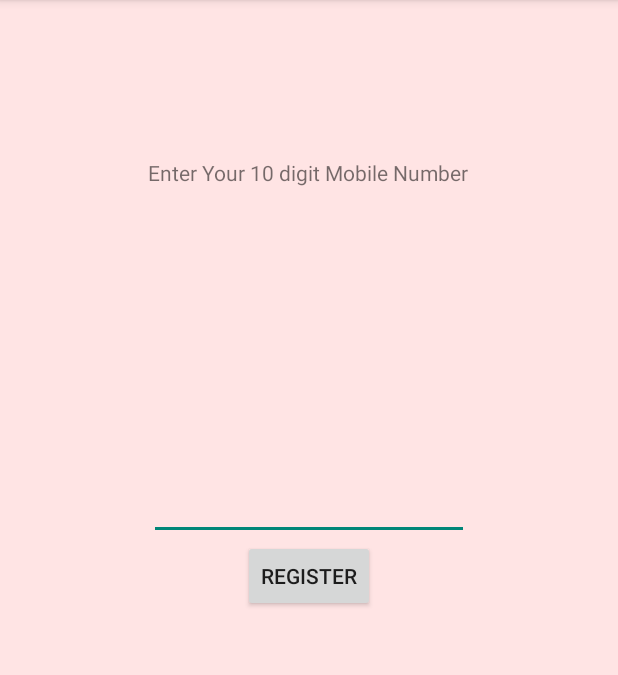
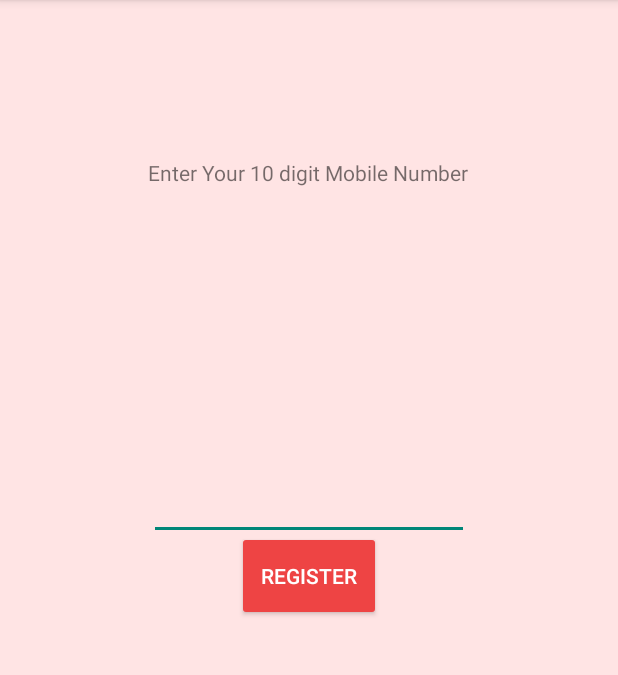
Before and after one commit to riteshdtu/ChatsUp, an Android app: the MainActivity screen opened directly, with no data from a screen before it, on a phone screen of 412 x 824 dp, the part 84-759 px from its top. Run offline under Robolectric (Android 15) with nearby library versions, the phone set to English and light mode, and no system bars; 1 statement that could not run was skipped.

Commit message:
Intermediate 2

```diff
--- a/app/src/main/java/com/ritesh/chatsup/MainActivity.java
+++ b/app/src/main/java/com/ritesh/chatsup/MainActivity.java
@@ -1,5 +1,6 @@
 package com.ritesh.chatsup;
 
+import android.app.ActivityManager;
 import android.content.ContentResolver;
 import android.content.ContentValues;
 import android.content.Context;
@@ -68,7 +69,7 @@ public class MainActivity extends ActionBarActivity {
         super.onCreate(savedInstanceState);
         context = getApplicationContext();
         registrationIdCloudMessaging = getRegistrationId(context);
-        syncContacts();
+        startServiceForSyncContacts();
         if (!registrationIdCloudMessaging.isEmpty()) {
             //TODO: sync not here but via gcm!!
             startRecentContactsActivityAndFinishMainActivity();
@@ -106,6 +107,22 @@ public class MainActivity extends ActionBarActivity {
                 finish();
             }
         }
+    }
+
+    private void startServiceForSyncContacts() {
+        boolean runningService = false;
+        ActivityManager manager = (ActivityManager) context.getSystemService(Context.ACTIVITY_SERVICE);
+        for (ActivityManager.RunningServiceInfo service : manager.getRunningServices(Integer.MAX_VALUE)) {
+            if (SyncContactsService.class.getName().equals(service.service.getClassName())) {
+                //your service is running
+                runningService = true;
+            }
+        }
+        if(!runningService){
+            startService(new Intent(this,SyncContactsService.class));
+        }
+
+
     }
 
     private void startRecentContactsActivityAndFinishMainActivity() {
@@ -325,63 +342,7 @@ public class MainActivity extends ActionBarActivity {
         }
     }
 
-    private void syncContacts() {
-        new AsyncTask<Void, Void, Void>() {
-            Vector<ContentValues> contentValues = new Vector<ContentValues>();
-            @Override
-            protected Void doInBackground(Void... params) {
-                ContentResolver contentResolver = getContentResolver();
-                Cursor cur = contentResolver.query(ContactsContract.Contacts.CONTENT_URI,null, null, null, null);
 
-                int i=0;
-                if (cur.getCount() > 0) {
-                    while (cur.moveToNext()) {
-                        String id = cur.getString(cur.getColumnIndex(ContactsContract.Contacts._ID));
-                        String nameGot = cur.getString(cur.getColumnIndex(ContactsContract.Contacts.DISPLAY_NAME));
-                        String name = nameGot.substring(0, 1).toUpperCase() + nameGot.substring(1).toLowerCase();
-                        if (Integer.parseInt(cur.getString(cur.getColumnIndex(ContactsContract.Contacts.HAS_PHONE_NUMBER))) > 0) {
-
-                            // get the phone number
-                            Cursor pCur = contentResolver.query(ContactsContract.CommonDataKinds.Phone.CONTENT_URI, null,
-                                    ContactsContract.CommonDataKinds.Phone.CONTACT_ID + " = ?",
-                                    new String[]{id}, null);
-                            while (pCur.moveToNext()) {
-                                ContentValues values = new ContentValues();
-                                String phone = pCur.getString(
-                                        pCur.getColumnIndex(ContactsContract.CommonDataKinds.Phone.NUMBER));
-                                for(int i1=0;i1<phone.length();i1++){
-                                    if(phone.charAt(i1)<'0' || phone.charAt(i1)>'9'){
-                                        phone = phone.substring(0,i1)+phone.substring(i1+1);
-                                    }
-                                }
-                                if (phone.length() == 12 && phone.substring(0, 2).equals("91")) {
-                                    phone = phone.substring(2);
-                                }
-                                if(phone.length()!=10){
-                                    continue;
-                                }
-                                values.put(DataProvider.COL_CONTACT, phone);
-                                values.put(DataProvider.COL_NAME, name);
-                                contentValues.add(values);
-                            }
-                            pCur.close();
-                        }
-                    }
-                }
-                cur.close();
-                ContentValues[] contentValuesArray = new ContentValues[contentValues.size()];
-                contentValues.toArray(contentValuesArray);
-                getContentResolver().bulkInsert(DataProvider.CONTENT_URI_USERS, contentValuesArray);
-                return null;
-            }
-
-            @Override
-            protected void onPostExecute(Void aVoid) {
-                super.onPostExecute(aVoid);
-                //TODO:dialog showing all done successfully.. .continue!!!!
-            }
-        }.execute();
-    }
 //
 //    private void sendRegistrationIdToBackend() {
 //        // Your implementation here.
--- a/app/src/main/java/com/ritesh/chatsup/SendMessageService.java
+++ b/app/src/main/java/com/ritesh/chatsup/SendMessageService.java
@@ -8,7 +8,6 @@ import android.os.AsyncTask;
 import android.os.IBinder;
 import android.preference.PreferenceManager;
 import android.text.TextUtils;
-import android.widget.Toast;
 
 import java.io.IOException;
 import java.io.OutputStream;
@@ -71,7 +70,7 @@ public class SendMessageService extends Service {
             @Override
             protected void onPostExecute(String msg) {
                 if (!TextUtils.isEmpty(msg)) {
-                    Toast.makeText(getApplicationContext(), msg, Toast.LENGTH_LONG).show();
+//                    Toast.makeText(getApplicationContext(), msg, Toast.LENGTH_LONG).show();
                 }
                 stopService(new Intent(getApplicationContext(), SendMessageService.class));
             }
--- /dev/null
+++ b/app/src/main/res/drawable/button.xml
@@ -0,0 +1,52 @@
+<?xml version="1.0" encoding="utf-8" ?>
+<selector xmlns:android="http://schemas.android.com/apk/res/android">
+    <item android:state_pressed="true" >
+        <shape>
+            <solid android:color="#FF5555"/>
+            <!--<solid-->
+                <!--android:color="#ef4444" />-->
+            <!--<stroke-->
+                <!--android:width="1dp"-->
+                <!--android:color="#992f2f" />-->
+            <corners
+                android:radius="2dp" />
+            <!--<padding-->
+                <!--android:left="10dp"-->
+                <!--android:top="10dp"-->
+                <!--android:right="10dp"-->
+                <!--android:bottom="10dp" />-->
+        </shape>
+    </item>
+    <item>
+        <shape>
+            <solid android:color="#EE4444"/>
+            <corners
+                android:radius="2dp" />
+            <!--<gradient-->
+                <!--android:startColor="#ef4444"-->
+                <!--android:endColor="#992f2f"-->
+                <!--android:angle="270" />-->
+            <!--<stroke-->
+                <!--android:width="1dp"-->
+                <!--android:color="#992f2f" />-->
+            <!--<corners-->
+                <!--android:radius="6dp" />-->
+            <!--<padding-->
+                <!--android:left="10dp"-->
+                <!--android:top="10dp"-->
+                <!--android:right="10dp"-->
+                <!--android:bottom="10dp" />-->
+        </shape>
+    </item>
+</selector>
+
+
+
+
+
+<!--<?xml version="1.0" encoding="utf-8"?>-->
+<!--<shape xmlns:android="http://schemas.android.com/apk/res/android">-->
+
+    <!--<solid android:color="@color/primary_color_light"/>-->
+
+<!--</shape>-->
--- a/app/src/main/res/layout-land/chat_list_item_msg_received.xml
+++ b/app/src/main/res/layout-land/chat_list_item_msg_received.xml
@@ -51,7 +51,7 @@
                     android:textAppearance="?android:attr/textAppearanceSmall"
                     android:textSize="12dp"
                     android:padding="@dimen/abc_action_bar_default_padding_material"
-                    android:textColor="@android:color/black"
+                    android:textColor="@color/summary"
                     android:paddingLeft="@dimen/abc_button_padding_horizontal_material" />
 
             </LinearLayout>
--- a/app/src/main/res/layout-land/chat_list_item_msg_sent.xml
+++ b/app/src/main/res/layout-land/chat_list_item_msg_sent.xml
@@ -43,7 +43,7 @@
                 <TextView
                     android:id="@+id/text2"
                     android:layout_width="wrap_content"
-                    android:textColor="@android:color/black"
+                    android:textColor="@color/summary"
                     android:layout_height="match_parent"
                     android:textAppearance="?android:attr/textAppearanceSmall"
                     android:textSize="12dp"
--- a/app/src/main/res/layout/activity_main.xml
+++ b/app/src/main/res/layout/activity_main.xml
@@ -17,6 +17,8 @@
         android:layout_width="wrap_content"
         android:layout_height="wrap_content"
         android:text="REGISTER"
+        android:textColor="@android:color/white"
+        android:background="@drawable/button"
         android:id="@+id/registration_button"
         android:layout_centerVertical="true"
         android:layout_centerHorizontal="true" />
--- a/app/src/main/res/layout/chat_list_item_msg_received.xml
+++ b/app/src/main/res/layout/chat_list_item_msg_received.xml
@@ -47,7 +47,7 @@
                     android:id="@+id/text2"
                     android:layout_width="wrap_content"
                     android:layout_height="match_parent"
-                    android:textColor="@android:color/black"
+                    android:textColor="@color/summary"
 
                     android:textAppearance="?android:attr/textAppearanceSmall"
                     android:textSize="12dp"
--- a/app/src/main/res/layout/chat_list_item_msg_sent.xml
+++ b/app/src/main/res/layout/chat_list_item_msg_sent.xml
@@ -44,7 +44,7 @@
                 android:layout_width="wrap_content"
                 android:layout_height="match_parent"
                 android:textSize="12dp"
-                android:textColor="@android:color/black"
+                android:textColor="@color/summary"
                 android:textAppearance="?android:attr/textAppearanceSmall"
                 android:padding="4dp"
                 android:paddingRight="8dp" />
--- a/app/src/main/res/layout/main_list_item.xml
+++ b/app/src/main/res/layout/main_list_item.xml
@@ -16,7 +16,7 @@
 
     <TextView
         android:id="@+id/text2"
-        android:textColor="@android:color/black"
+        android:textColor="@color/summary"
         android:layout_width="match_parent"
         android:textAppearance="?android:attr/textAppearanceMedium"
         android:layout_height="wrap_content"
--- a/app/src/main/res/values/color.xml
+++ b/app/src/main/res/values/color.xml
@@ -5,5 +5,6 @@
     <color name="primary_color_light">#FF4444</color>
     <color name="primary_color_dark">#CC0000</color>
     <color name="background_color">#FFE4E4</color>
+    <color name="summary">#222222</color>
 
 </resources>
```
Also changed, not shown: app/src/main/AndroidManifest.xml (+7 -2 lines), app/src/main/java/com/ritesh/chatsup/ChatActivity.java (+30 -0 lines), app/src/main/java/com/ritesh/chatsup/SyncContactsService.java (added, +90 -0 lines), app/src/main/res/menu/menu_chat_activity.xml (added, +10 -0 lines), app/src/main/res/drawable-hdpi/ic_action_call.png (added), app/src/main/res/drawable-mdpi/ic_action_call.png (added), app/src/main/res/drawable-xhdpi/ic_action_call.png (added), app/src/main/res/drawable-xxhdpi/ic_action_call.png (added).
